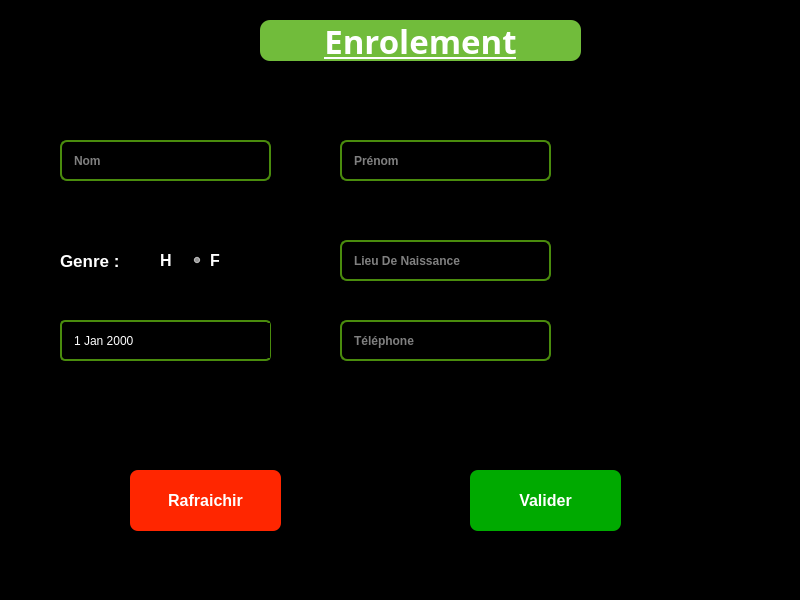
Qt form ui/main.ui (Zizou897/Desktop) before a commit.
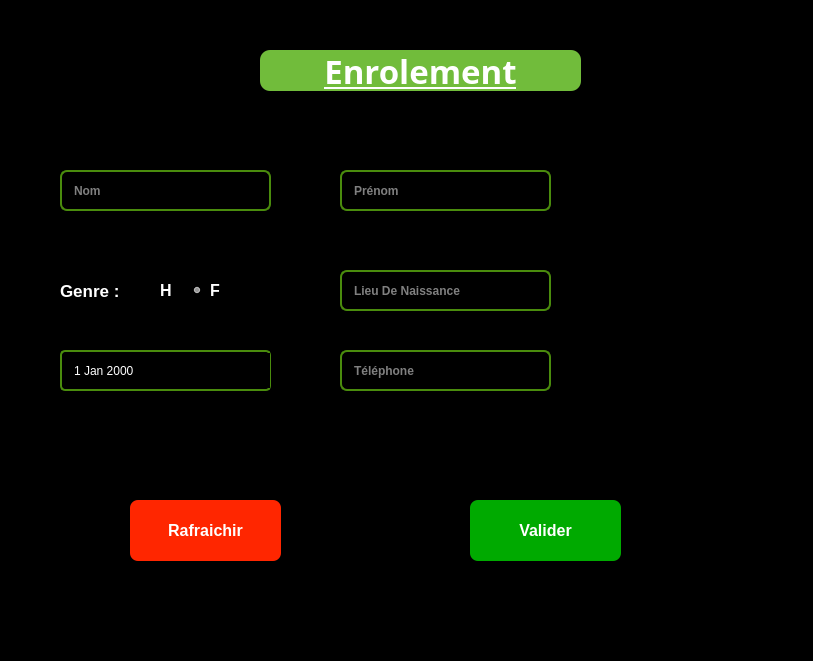
The same form after that commit. Icons and pictures are not drawn.

Diff of the .ui file:
```diff
--- a/ui/main.ui
+++ b/ui/main.ui
@@ -6,8 +6,8 @@
    <rect>
     <x>0</x>
     <y>0</y>
-    <width>800</width>
-    <height>600</height>
+    <width>813</width>
+    <height>661</height>
    </rect>
   </property>
   <property name="cursor">
@@ -24,7 +24,7 @@
     <property name="geometry">
      <rect>
       <x>260</x>
-      <y>20</y>
+      <y>50</y>
       <width>321</width>
       <height>41</height>
      </rect>
@@ -61,7 +61,7 @@
     <property name="geometry">
      <rect>
       <x>60</x>
-      <y>140</y>
+      <y>170</y>
       <width>211</width>
       <height>41</height>
      </rect>
@@ -90,7 +90,7 @@
     <property name="geometry">
      <rect>
       <x>340</x>
-      <y>140</y>
+      <y>170</y>
       <width>211</width>
       <height>41</height>
      </rect>
@@ -116,7 +116,7 @@
     <property name="geometry">
      <rect>
       <x>340</x>
-      <y>240</y>
+      <y>270</y>
       <width>211</width>
       <height>41</height>
      </rect>
@@ -142,7 +142,7 @@
     <property name="geometry">
      <rect>
       <x>140</x>
-      <y>240</y>
+      <y>270</y>
       <width>41</width>
       <height>41</height>
      </rect>
@@ -165,7 +165,7 @@
     <property name="geometry">
      <rect>
       <x>190</x>
-      <y>240</y>
+      <y>270</y>
       <width>31</width>
       <height>41</height>
      </rect>
@@ -194,7 +194,7 @@
     <property name="geometry">
      <rect>
       <x>60</x>
-      <y>240</y>
+      <y>270</y>
       <width>71</width>
       <height>41</height>
      </rect>
@@ -220,7 +220,7 @@
     <property name="geometry">
      <rect>
       <x>130</x>
-      <y>470</y>
+      <y>500</y>
       <width>151</width>
       <height>61</height>
      </rect>
@@ -248,7 +248,7 @@
     <property name="geometry">
      <rect>
       <x>470</x>
-      <y>470</y>
+      <y>500</y>
       <width>151</width>
       <height>61</height>
      </rect>
@@ -279,7 +279,7 @@
     <property name="geometry">
      <rect>
       <x>60</x>
-      <y>320</y>
+      <y>350</y>
       <width>211</width>
       <height>41</height>
      </rect>
@@ -297,7 +297,7 @@
     <property name="geometry">
      <rect>
       <x>570</x>
-      <y>140</y>
+      <y>170</y>
       <width>211</width>
       <height>221</height>
      </rect>
@@ -325,7 +325,7 @@
     <property name="geometry">
      <rect>
       <x>340</x>
-      <y>320</y>
+      <y>350</y>
       <width>211</width>
       <height>41</height>
      </rect>
```
Left out of the diff: 4 changed lines with no effect on the pictures.
